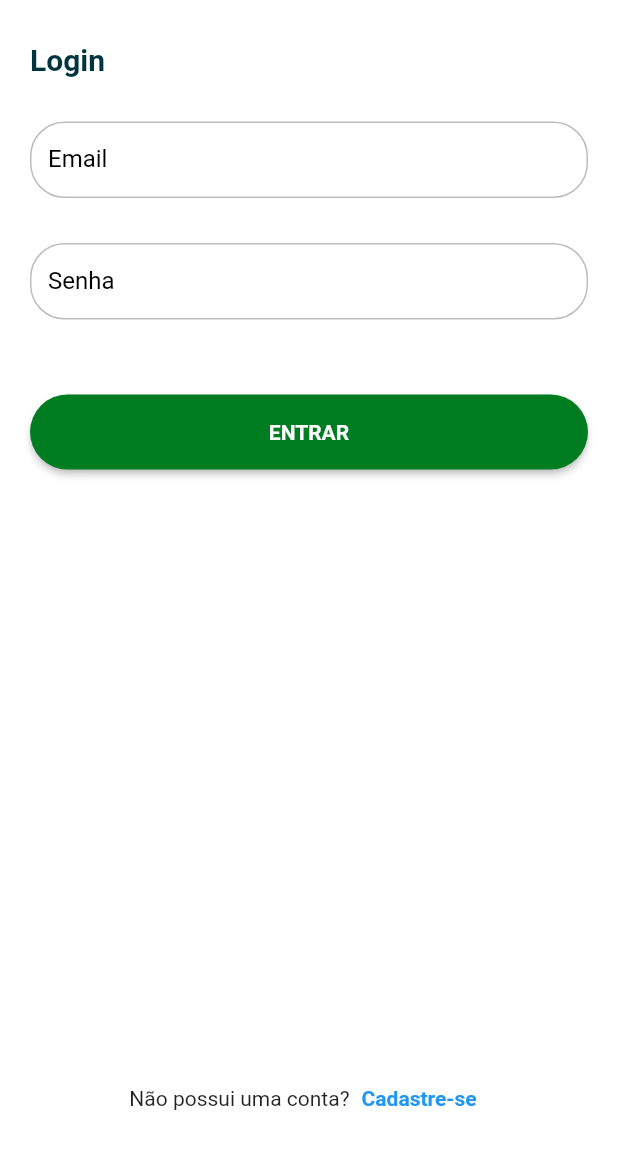
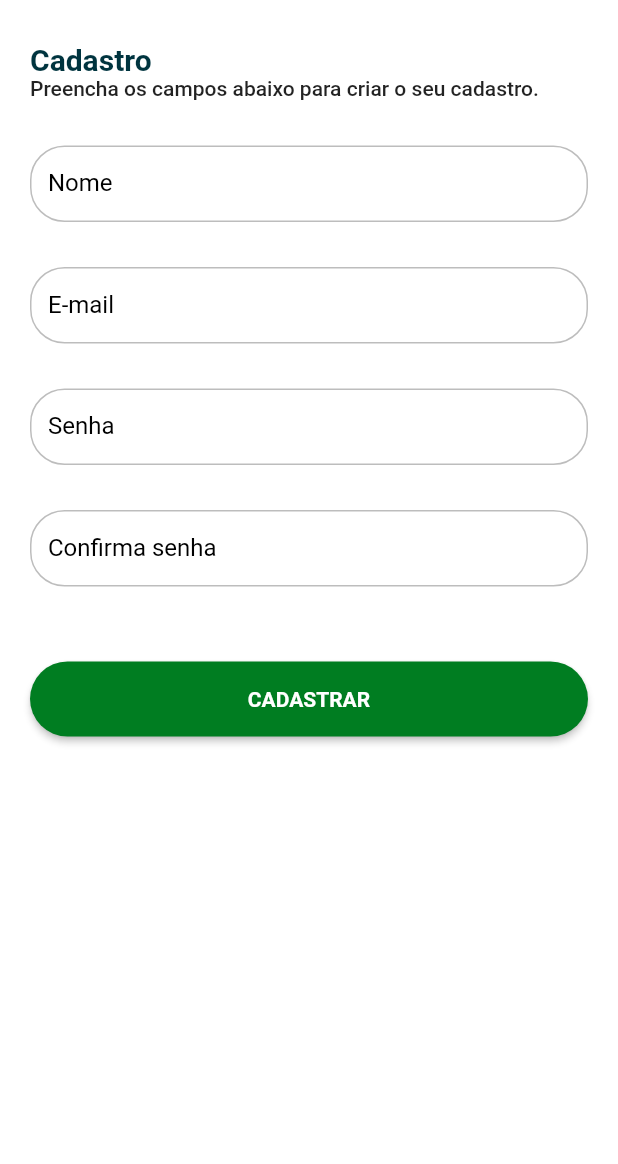
Before and after one commit to DiegoVeneroso/consuni_mobile, a Flutter app: the LoginPage screen opened by its route, after a tap on "Cadastre-se", on a phone screen of 412 x 824 dp, the part 72-1236 px from its top. Run offline on Flutter 3.47's test engine with Material 2 defaults, Android fonts, the phone set to English and light mode, and no system bars; our stand-ins replace get; Roboto replaces fonts that are missing (mplus1).

Commit message:
Contrução da register page

```diff
--- a/lib/app/modules/auth/login/login_page.dart
+++ b/lib/app/modules/auth/login/login_page.dart
@@ -59,7 +59,9 @@ class LoginPage extends StatelessWidget {
                           children: [
                             const Text('Não possui uma conta?'),
                             TextButton(
-                              onPressed: (){},
+                              onPressed: (){
+                                Get.toNamed('/auth/register');
+                              },
                               child: const Text(
                                 'Cadastre-se',
                                 style: AppUI.textbold,
--- /dev/null
+++ b/lib/app/modules/auth/login/register/register_page.dart
@@ -0,0 +1,71 @@
+import 'package:consuni_mobile/app/core/ui/app_ui.dart';
+import 'package:consuni_mobile/app/core/ui/widgets/custom_appbar.dart';
+import 'package:consuni_mobile/app/core/ui/widgets/custom_buttom.dart';
+import 'package:consuni_mobile/app/core/ui/widgets/custom_textformfield.dart';
+import 'package:flutter/material.dart';
+import 'package:get/get.dart';
+
+class RegisterPage extends StatelessWidget {
+
+  const RegisterPage({ Key? key }) : super(key: key);
+
+   @override
+   Widget build(BuildContext context) {
+       return Scaffold(
+           appBar: CustomAppbar(
+            elevation: 0,
+          ),
+          backgroundColor: Colors.white,
+          body: SingleChildScrollView(
+            child: IntrinsicHeight(
+                  child: Padding(
+                    padding: const EdgeInsets.all(20.0),
+                    child: Form(
+                      child: Column(
+                        crossAxisAlignment: CrossAxisAlignment.start,
+                        children: [
+                          Text(
+                            'Cadastro',
+                            style: context.textTheme.headline6?.copyWith(
+                              fontWeight: FontWeight.bold,
+                              color: context.theme.primaryColorDark,
+                            ),
+                          ),
+                          Text(
+                            'Preencha os campos abaixo para criar o seu cadastro.',
+                            style: context.textTheme.bodyText1,
+                          ),
+                          const SizedBox(
+                             height: 30,
+                          ),
+                          const CustomTextformfield(label: 'Nome'),
+                          const SizedBox(
+                             height: 30,
+                          ),
+                          const CustomTextformfield(label: 'E-mail'),
+                          const SizedBox(
+                             height: 30,
+                          ),
+                          const CustomTextformfield(label: 'Senha'),
+                          const SizedBox(
+                             height: 30,
+                          ),
+                          const CustomTextformfield(label: 'Confirma senha'),
+                          const SizedBox(
+                             height: 50,
+                          ),
+                          Center(child: CustomButtom(
+                            width: context.width,
+                            label: 'CADASTRAR',
+                            onPressed: (){}
+                            ),
+                          ),
+                        ],
+                      ),
+                    ),
+                  ),
+                ),
+              ),
+      );
+  }
+}
--- a/lib/app/routes/auth_routers.dart
+++ b/lib/app/routes/auth_routers.dart
@@ -1,5 +1,6 @@
 
 import 'package:consuni_mobile/app/modules/auth/login/login_page.dart';
+import 'package:consuni_mobile/app/modules/auth/login/register/register_page.dart';
 import 'package:get/route_manager.dart';
 
 class AuthRouters {
@@ -11,5 +12,9 @@ class AuthRouters {
       name: '/auth/login',
       page: () => const LoginPage(),
     ),
+    GetPage(
+      name: '/auth/register',
+      page: () => const RegisterPage(),
+    ),
   ];
 }
```
